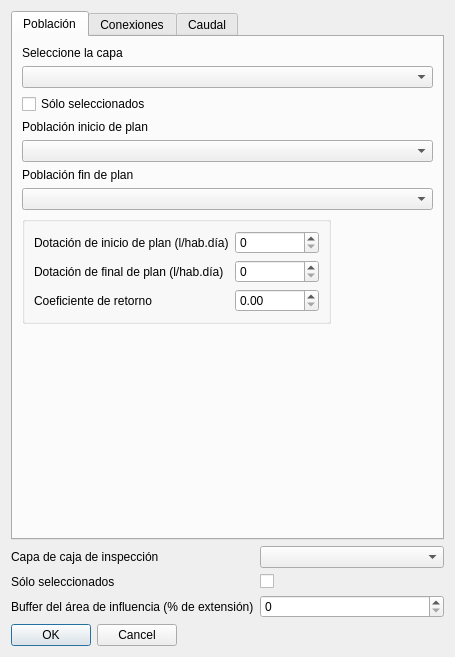
First picture: the form in app/resources/flow_dialog.ui, repository sanibid/red_basica, before the edit.
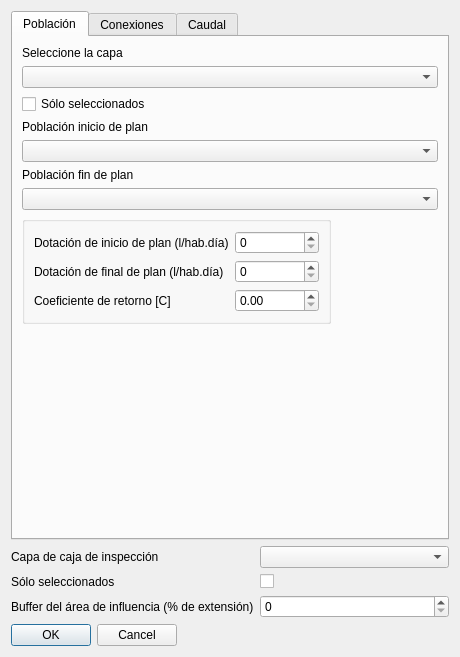
Second picture: the form after the edit.

Commit message: Flow dialog

```diff
--- a/app/resources/flow_dialog.ui
+++ b/app/resources/flow_dialog.ui
@@ -6,7 +6,7 @@
    <rect>
     <x>0</x>
     <y>0</y>
-    <width>455</width>
+    <width>460</width>
     <height>657</height>
    </rect>
   </property>
@@ -71,7 +71,7 @@
           <item row="3" column="0">
            <widget class="QLabel" name="popCoefficientReturnLabel">
             <property name="text">
-             <string>Coeficiente de retorno</string>
+             <string>Coeficiente de retorno [C]</string>
             </property>
            </widget>
           </item>
```
Left out of the diff: 2 changed lines with no effect on the pictures. The commit also changes 1 other file.
